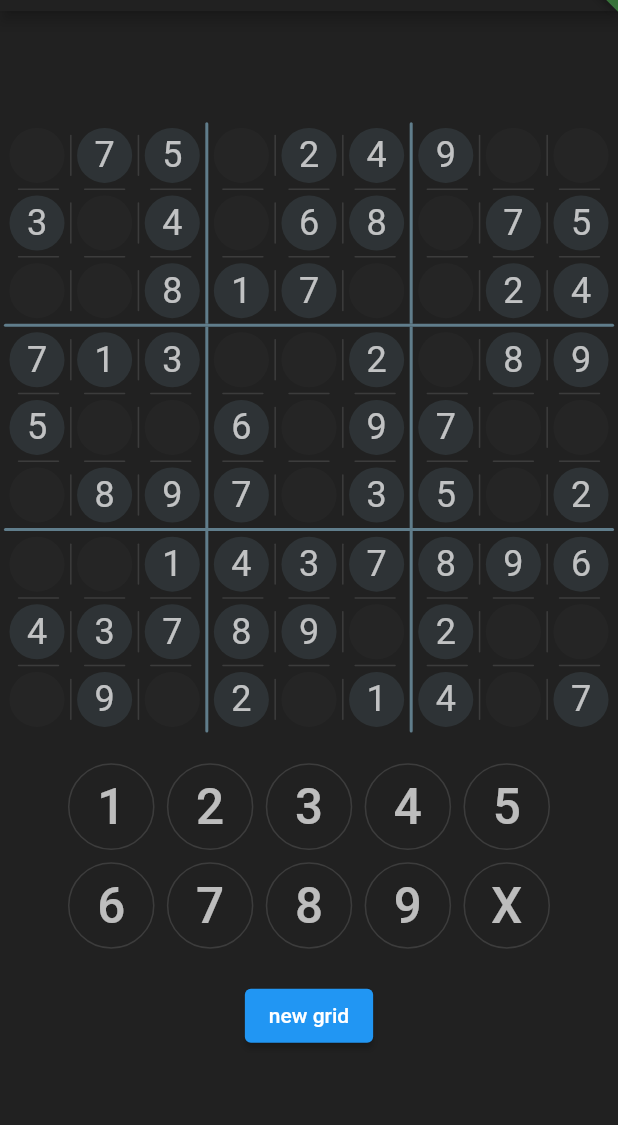
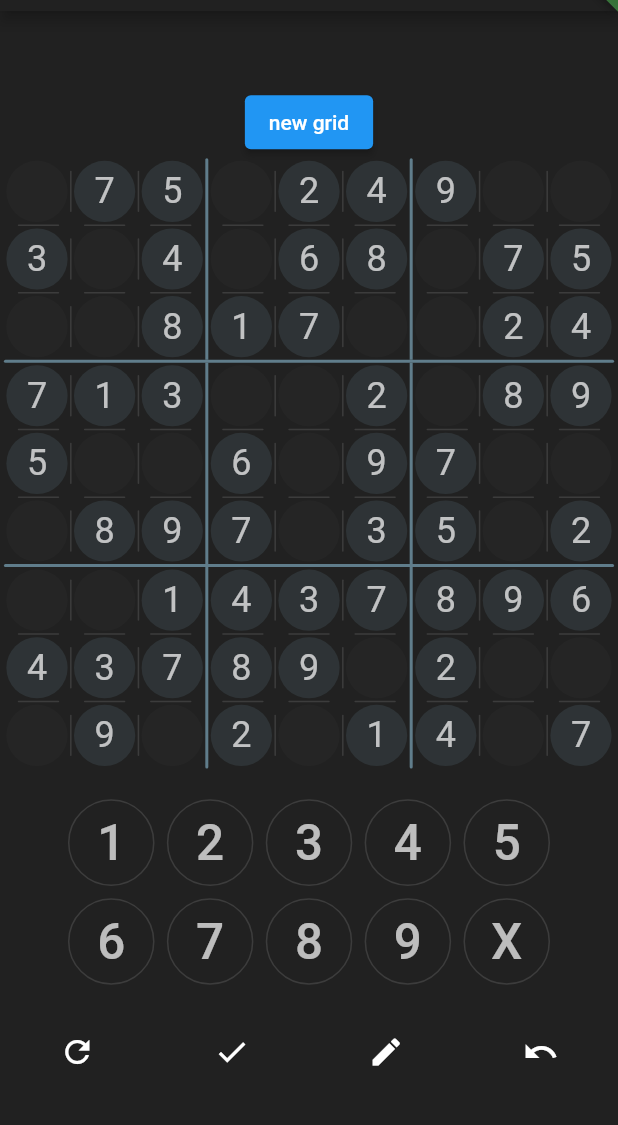
Before and after one commit to pause-and-plan/flutter_sudoku, a Flutter app: the screen it shows after launch, after a tap on "new grid", on a phone screen of 412 x 824 dp, the part 73-1198 px from its top. Run offline on Flutter 3.47's test engine with Material 2 defaults, Android fonts, the light colour scheme and no system bars; our stand-ins replace bloc, equatable, flutter_bloc, sizer.

Commit message:
actionBar in progress

```diff
--- a/lib/sudoku/bloc/grid_bloc.dart
+++ b/lib/sudoku/bloc/grid_bloc.dart
@@ -13,6 +13,7 @@ class GridBloc extends Bloc<GridEvent, GridState> {
   final GridRepoBloc repo = GridRepoBloc();
   List<Box> _boxList = GridInitial.initialBoxList();
   bool _annotation = false;
+  bool _soluce = false;
   int _index = 0;
   Box get _currBox => _boxList[_index];
   set _currBox(Box box) {
@@ -41,21 +42,58 @@ class GridBloc extends Bloc<GridEvent, GridState> {
       yield* _pressSymbolEventToState(event);
     } else if (event is GridPressEraseEvent) {
       yield* _pressEraseEventToState(event);
+    } else if (event is GridResetEvent) {
+      yield* _resetEventToState(event);
+    } else if (event is GridPressCheckEvent) {
+      yield* _pressCheckEventToState(event);
+    } else if (event is GridPressAnnotationEvent) {
+      yield* _pressAnnotationEventToState(event);
+    } else if (event is GridUndoEvent) {
+      yield* _undoEventToState(event);
     }
+  }
+
+  Stream<GridState> _undoEventToState(GridUndoEvent event) async* {
+    // yield (state as GridEditable).copyWith(annotation: _annotation);
+  }
+
+  Stream<GridState> _pressAnnotationEventToState(
+      GridPressAnnotationEvent event) async* {
+    _annotation = !_annotation;
+    yield (state as GridEditable).copyWith(annotation: _annotation);
+  }
+
+  Stream<GridState> _pressCheckEventToState(GridPressCheckEvent event) async* {
+    print('check');
+    _soluce = !_soluce;
+    yield (state as GridEditable).copyWith(soluce: _soluce);
+  }
+
+  Stream<GridState> _resetEventToState(GridResetEvent event) async* {
+    _boxList = _boxList.map((Box box) => box.reset()).toList();
+    yield (state as GridEditable).copyWith(boxList: _boxList);
   }
 
   Stream<GridState> _pressSymbolEventToState(
       GridPressSymbolEvent event) async* {
     if (_currBox.isFocus) {
-      _currBox = _currBox.copyWith(symbol: event.symbol);
-      yield GridEditable(boxList: _boxList, annotations: _annotation);
+      if (_annotation) {
+        List<Symbol> nextAnnotations = _currBox.toggleAnnotation(event.symbol);
+        _currBox = _currBox.copyWith(
+          symbol: Symbol.none(),
+          annotations: nextAnnotations,
+        );
+      } else {
+        _currBox = _currBox.copyWith(symbol: event.symbol, annotations: []);
+      }
+      yield (state as GridEditable).copyWith(boxList: _boxList);
     }
   }
 
   Stream<GridState> _pressEraseEventToState(GridPressEraseEvent event) async* {
     if (_currBox.isFocus) {
       _currBox = _currBox.reset().copyWith(isFocus: true);
-      yield GridEditable(boxList: _boxList, annotations: _annotation);
+      yield (state as GridEditable).copyWith(boxList: _boxList);
     }
   }
 
@@ -66,7 +104,10 @@ class GridBloc extends Bloc<GridEvent, GridState> {
       yield GridCreation(boxList: event.state.boxList);
     } else if (event.state is GridRepoComplete) {
       yield GridEditable(
-          boxList: event.state.boxList, annotations: _annotation);
+        boxList: event.state.boxList,
+        annotation: _annotation,
+        soluce: _soluce,
+      );
     }
     _boxList = event.state.boxList;
   }
@@ -80,13 +121,7 @@ class GridBloc extends Bloc<GridEvent, GridState> {
       } else {
         _currBox = _currBox.copyWith(isFocus: !_currBox.isFocus);
       }
-      yield GridEditable(boxList: _boxList, annotations: _annotation);
+      yield (state as GridEditable).copyWith(boxList: _boxList);
     }
   }
-
-  setBox(int index, Box box) {
-    List<Box> next = [..._boxList];
-    next[index] = box;
-    _boxList = next;
-  }
 }
--- a/lib/sudoku/bloc/grid_state.dart
+++ b/lib/sudoku/bloc/grid_state.dart
@@ -2,15 +2,17 @@ part of 'grid_bloc.dart';
 
 abstract class GridState extends Equatable {
   final List<Box> boxList;
-  final bool annotations;
+  final bool annotation;
+  final bool soluce;
 
   const GridState({
     required this.boxList,
-    required this.annotations,
+    required this.annotation,
+    required this.soluce,
   });
 
   @override
-  List<Object> get props => [boxList, annotations];
+  List<Object> get props => [boxList, annotation, soluce];
 }
 
 class GridInitial extends GridState {
@@ -23,32 +25,46 @@ class GridInitial extends GridState {
 
   const GridInitial({
     required List<Box> boxList,
-  }) : super(boxList: boxList, annotations: false);
+  }) : super(boxList: boxList, annotation: false, soluce: false);
 }
 
 class GridCreation extends GridState {
   const GridCreation({
     required List<Box> boxList,
-  }) : super(boxList: boxList, annotations: false);
+  }) : super(boxList: boxList, annotation: false, soluce: false);
 }
 
 class GridEditable extends GridState {
   const GridEditable({
     required List<Box> boxList,
-    required bool annotations,
-  }) : super(boxList: boxList, annotations: annotations);
+    required bool annotation,
+    required bool soluce,
+  }) : super(boxList: boxList, annotation: annotation, soluce: soluce);
+
+  GridEditable copyWith({
+    List<Box>? boxList,
+    bool? annotation,
+    bool? soluce,
+  }) {
+    return GridEditable(
+      boxList: boxList ?? this.boxList,
+      annotation: annotation ?? this.annotation,
+      soluce: soluce ?? this.soluce,
+    );
+  }
 }
 
 class GridLocked extends GridState {
   const GridLocked({
     required List<Box> boxList,
-    required bool annotations,
-  }) : super(boxList: boxList, annotations: annotations);
+    required bool annotation,
+    required bool soluce,
+  }) : super(boxList: boxList, annotation: annotation, soluce: soluce);
 }
 
 class GridComplete extends GridState {
   const GridComplete({
     required List<Box> boxList,
-    required bool annotations,
-  }) : super(boxList: boxList, annotations: annotations);
+    required bool annotation,
+  }) : super(boxList: boxList, annotation: annotation, soluce: false);
 }
--- a/lib/sudoku/model/box_model.dart
+++ b/lib/sudoku/model/box_model.dart
@@ -8,6 +8,7 @@ class Box extends Equatable {
   final bool isPuzzle;
   final bool isFocus;
   final bool isHint;
+  bool get hasError => symbol.hasValue && soluce != symbol;
   bool get disable => !isPuzzle;
 
   const Box({
--- a/lib/sudoku/view/action_bar.dart
+++ b/lib/sudoku/view/action_bar.dart
@@ -1,10 +1,37 @@
 import 'package:flutter/material.dart';
+import 'package:flutter_bloc/flutter_bloc.dart';
+import 'package:sudoku/sudoku/bloc/grid_bloc.dart';
 
 class ActionBar extends StatelessWidget {
   const ActionBar({Key? key}) : super(key: key);
 
   @override
   Widget build(BuildContext context) {
-    return Container();
+    GridBloc gridBloc = context.read<GridBloc>();
+    return Row(
+      mainAxisAlignment: MainAxisAlignment.spaceAround,
+      children: [
+        IconButton(
+          onPressed: () => gridBloc.add(GridResetEvent()),
+          icon: Icon(Icons.refresh),
+        ),
+        IconButton(
+          onPressed: () => gridBloc.add(GridPressCheckEvent()),
+          icon: context.select((GridBloc bloc) => bloc.state.soluce)
+              ? Icon(Icons.check, color: Colors.blue)
+              : Icon(Icons.check),
+        ),
+        IconButton(
+          onPressed: () => gridBloc.add(GridPressAnnotationEvent()),
+          icon: context.select((GridBloc bloc) => bloc.state.annotation)
+              ? Icon(Icons.edit, color: Colors.blue)
+              : Icon(Icons.edit),
+        ),
+        IconButton(
+          onPressed: () => gridBloc.add(GridUndoEvent()),
+          icon: Icon(Icons.undo),
+        ),
+      ],
+    );
   }
 }
--- a/lib/sudoku/view/box_view.dart
+++ b/lib/sudoku/view/box_view.dart
@@ -4,6 +4,7 @@ import 'package:sudoku/sudoku/bloc/grid_bloc.dart';
 import 'package:sudoku/sudoku/model/box_model.dart';
 import 'package:sizer/sizer.dart';
 import 'package:sudoku/theme/theme.dart';
+import 'package:sudoku_provider/sudoku_provider.dart';
 
 class BoxView extends StatelessWidget {
   final int index;
@@ -20,7 +21,11 @@ class BoxView extends StatelessWidget {
 
         if (box.disable) {
           return BoxContainer(
-            child: BasicBoxView(box: box, hideText: hideText),
+            child: BasicBoxView(
+              box: box,
+              hideText: hideText,
+              showError: box.hasError && state.soluce,
+            ),
           );
         } else {
           void onTap() {
@@ -32,6 +37,7 @@ class BoxView extends StatelessWidget {
               box: box,
               onTap: onTap,
               hideText: hideText,
+              showError: state.soluce,
             ),
           );
         }
@@ -51,7 +57,7 @@ class BoxContainer extends StatelessWidget {
       child: Container(
         width: boxSize.w,
         height: boxSize.w,
-        padding: EdgeInsets.all(0.9.w),
+        padding: EdgeInsets.all(0.4.w),
         child: child,
       ),
     );
@@ -61,12 +67,14 @@ class BoxContainer extends StatelessWidget {
 class SelectableBoxView extends StatelessWidget {
   final Box box;
   final bool hideText;
+  final bool showError;
   final VoidCallback onTap;
 
   const SelectableBoxView({
     required this.box,
     required this.onTap,
     this.hideText = false,
+    this.showError = false,
     Key? key,
   }) : super(key: key);
 
@@ -77,7 +85,7 @@ class SelectableBoxView extends StatelessWidget {
       onTap: onTap,
       radius: size.w,
       child: Container(
-        child: BasicBoxView(box: box, hideText: hideText),
+        child: BasicBoxView(box: box, hideText: hideText, showError: showError),
       ),
     );
   }
@@ -86,10 +94,12 @@ class SelectableBoxView extends StatelessWidget {
 class BasicBoxView extends StatelessWidget {
   final Box box;
   final bool hideText;
+  final bool showError;
 
   const BasicBoxView({
     required this.box,
     this.hideText = false,
+    this.showError = false,
     Key? key,
   }) : super(key: key);
 
@@ -111,6 +121,15 @@ class BasicBoxView extends StatelessWidget {
     FontWeight fontWeight = FontWeight.normal;
     if (box.isFocus) fontWeight = FontWeight.bold;
 
+    if (showError && box.hasError) {
+      if (box.isFocus) {
+        bgColor = Colors.red;
+      } else {
+        bgColor = Colors.red.withOpacity(0.2);
+        fontColor = Colors.white70;
+      }
+    }
+
     double size = (boxSize / 2) - 1;
 
     return Container(
@@ -123,15 +142,89 @@ class BasicBoxView extends StatelessWidget {
       ),
       child: Visibility(
         visible: !hideText,
-        child: Text(
-          text,
-          style: TextStyle(
-            fontSize: 24,
-            color: fontColor,
-            fontWeight: fontWeight,
-          ),
-        ),
+        child: box.annotations.isNotEmpty
+            ? AnnotationView(annotations: box.annotations, color: fontColor)
+            : SymbolView(
+                text: text,
+                color: fontColor,
+                fontWeight: fontWeight,
+              ),
       ),
     );
   }
 }
+
+class SymbolView extends StatelessWidget {
+  final String text;
+  final Color color;
+  final FontWeight fontWeight;
+  const SymbolView({
+    required this.text,
+    required this.color,
+    required this.fontWeight,
+    Key? key,
+  }) : super(key: key);
+
+  @override
+  Widget build(BuildContext context) {
+    return Text(
+      text,
+      style: TextStyle(
+        fontSize: 24,
+        color: color,
+        fontWeight: fontWeight,
+      ),
+    );
+  }
+}
+
+class AnnotationView extends StatelessWidget {
+  final List<Symbol> annotations;
+  final Color color;
+  const AnnotationView({
+    required this.annotations,
+    required this.color,
+    Key? key,
+  }) : super(key: key);
+
+  @override
+  Widget build(BuildContext context) {
+    TextStyle style =
+        TextStyle(color: color, fontSize: 8.sp, fontWeight: FontWeight.bold);
+    return Column(
+      mainAxisAlignment: MainAxisAlignment.center,
+      children: [
+        Row(
+          mainAxisAlignment: MainAxisAlignment.center,
+          children: [
+            Text(annotations.contains(Symbol.s1()) ? '1' : ' ', style: style),
+            SizedBox(width: 2),
+            Text(annotations.contains(Symbol.s2()) ? '2' : ' ', style: style),
+            SizedBox(width: 2),
+            Text(annotations.contains(Symbol.s3()) ? '3' : ' ', style: style),
+          ],
+        ),
+        Row(
+          mainAxisAlignment: MainAxisAlignment.center,
+          children: [
+            Text(annotations.contains(Symbol.s4()) ? '4' : ' ', style: style),
+            SizedBox(width: 2),
+            Text(annotations.contains(Symbol.s5()) ? '5' : ' ', style: style),
+            SizedBox(width: 2),
+            Text(annotations.contains(Symbol.s6()) ? '6' : ' ', style: style),
+          ],
+        ),
+        Row(
+          mainAxisAlignment: MainAxisAlignment.center,
+          children: [
+            Text(annotations.contains(Symbol.s7()) ? '7' : ' ', style: style),
+            SizedBox(width: 2),
+            Text(annotations.contains(Symbol.s8()) ? '8' : ' ', style: style),
+            SizedBox(width: 2),
+            Text(annotations.contains(Symbol.s9()) ? '9' : ' ', style: style),
+          ],
+        )
+      ],
+    );
+  }
+}
--- a/lib/sudoku/view/grid_page.dart
+++ b/lib/sudoku/view/grid_page.dart
@@ -1,6 +1,7 @@
 import 'package:flutter/material.dart';
 import 'package:flutter_bloc/flutter_bloc.dart';
 import 'package:sudoku/sudoku/bloc/grid_bloc.dart';
+import 'package:sudoku/sudoku/view/action_bar.dart';
 import 'package:sudoku/sudoku/view/grid_view.dart';
 import 'package:sudoku/sudoku/view/symbol_bar.dart';
 import 'package:sudoku_provider/sudoku_provider.dart';
@@ -20,16 +21,17 @@ class GridPage extends StatelessWidget {
       body: Column(
         mainAxisAlignment: MainAxisAlignment.center,
         children: [
-          GridWidget(),
-          SizedBox(height: 2.h),
-          SymbolBar(),
-          SizedBox(height: 2.h),
           ElevatedButton(
             onPressed: () => context
                 .read<GridBloc>()
                 .add(GridBuildEvent(GridLevel.beginner)),
             child: Text('new grid'),
           ),
+          GridWidget(),
+          SizedBox(height: 2.h),
+          SymbolBar(),
+          SizedBox(height: 2.h),
+          ActionBar(),
         ],
       ),
     );
```
